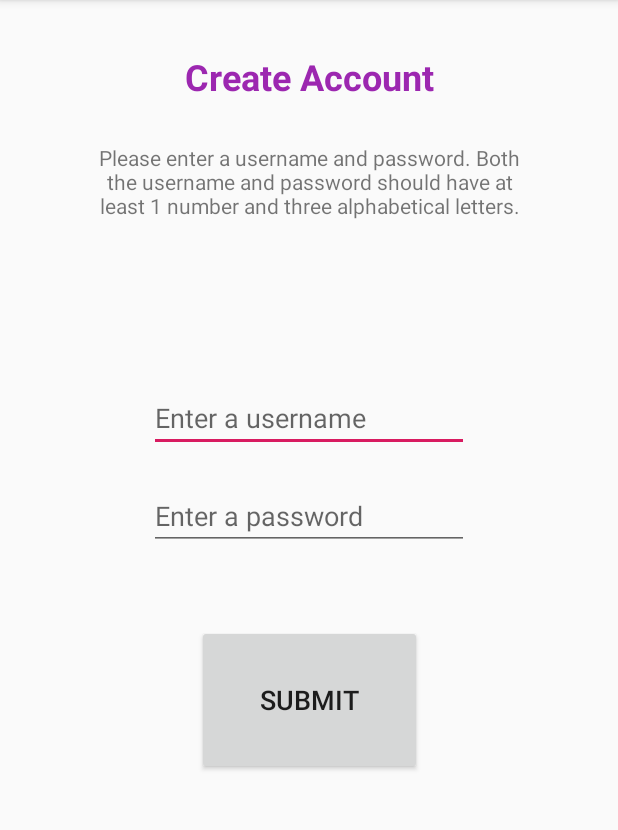
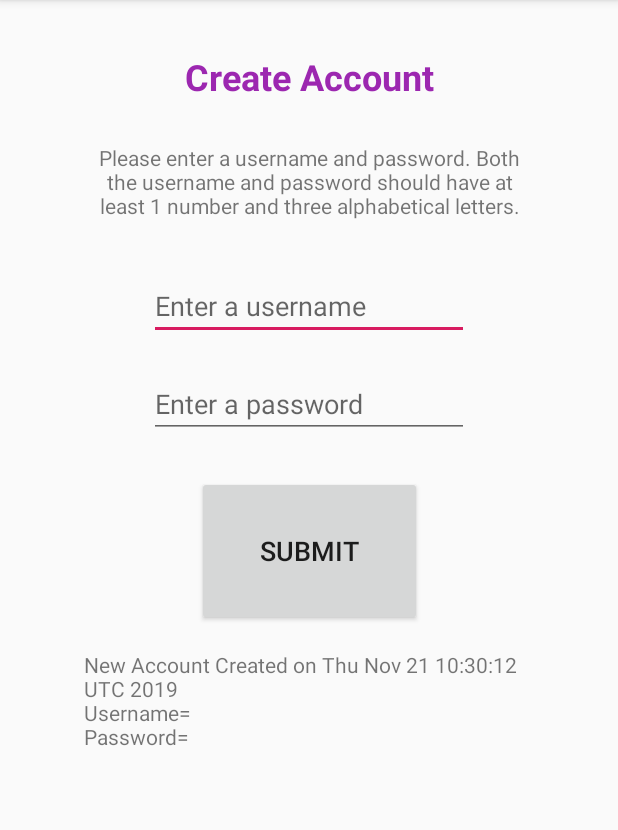
Before and after one commit to cathsu/otter_airlines, an Android app: the CreateAccount screen opened directly, with no data from a screen before it, after a tap on "SUBMIT", on a phone screen of 412 x 824 dp, the part 84-914 px from its top. Run offline under Robolectric (Android 15) with nearby library versions, the phone set to English and light mode, and no system bars; our stand-ins replace Room's generated code.

Commit message:
Create a User class and add database

```diff
--- a/app/build.gradle
+++ b/app/build.gradle
@@ -10,6 +10,11 @@ android {
         versionCode 1
         versionName "1.0"
         testInstrumentationRunner "androidx.test.runner.AndroidJUnitRunner"
+        javaCompileOptions {
+            annotationProcessorOptions {
+                arguments = ["room.schemaLocation": "$projectDir/schemas".toString()]
+            }
+        }
     }
     buildTypes {
         release {
@@ -29,4 +34,9 @@ dependencies {
     testImplementation 'junit:junit:4.12'
     androidTestImplementation 'androidx.test:runner:1.1.1'
     androidTestImplementation 'androidx.test.espresso:espresso-core:3.1.1'
+    //Room library
+    implementation "android.arch.persistence.room:runtime:1.1.1"
+    annotationProcessor "android.arch.persistence.room:compiler:1.1.1"
+
+
 }
--- a/app/src/main/java/com/example/airlineticketreservationsystem/CreateAccount.java
+++ b/app/src/main/java/com/example/airlineticketreservationsystem/CreateAccount.java
@@ -1,23 +1,33 @@
 package com.example.airlineticketreservationsystem;
 
 import androidx.appcompat.app.AppCompatActivity;
+import androidx.room.Room;
 
 import android.os.Bundle;
+import android.text.method.ScrollingMovementMethod;
 import android.util.Log;
 import android.view.View;
 import android.widget.Button;
 import android.widget.EditText;
 import android.widget.TextView;
 
+import com.example.airlineticketreservationsystem.DB.AppDatabase;
+import com.example.airlineticketreservationsystem.DB.UserDAO;
+
+import java.util.List;
+
 public class CreateAccount extends AppCompatActivity {
 
     private static final String TAG = "CREATE_ACCOUNT";
 
-    TextView mTitle, mInstructions;
+    TextView mTitle, mInstructions, mDisplay;
 
     EditText mUsername, mPassword;
 
     Button mSubmitButton;
+
+    UserDAO mUserDAO;
+    List<User> mUsers;
 
     @Override
     protected void onCreate(Bundle savedInstanceState) {
@@ -26,22 +36,50 @@ public class CreateAccount extends AppCompatActivity {
 
         mTitle = findViewById(R.id.createTitleTextView);
         mInstructions = findViewById(R.id.createInstructTextView);
+        mDisplay = findViewById(R.id.createDisplayTextView);
+
+        mDisplay.setMovementMethod(new ScrollingMovementMethod());
 
         mUsername = findViewById(R.id.createUsernameEditText);
         mPassword = findViewById(R.id.createPasswordEditText);
 
         mSubmitButton = findViewById(R.id.createSubmitButton);
 
+        mUserDAO = Room.databaseBuilder(this, AppDatabase.class, AppDatabase.DBNAME)
+                .allowMainThreadQueries()
+                .build()
+                .getUserDAO();
+
+        refreshDisplay();
     }
 
     public void create(View view) {
+        submitUserLog();
+        refreshDisplay();
+
+
+    }
+
+    private void submitUserLog() {
         String username, password;
 
         username = mUsername.getText().toString();
         password = mPassword.getText().toString();
 
-        Log.i(TAG, username);
-        Log.i(TAG, password);
+        mUserDAO.insert(new User(username, password));
+    }
+    private void refreshDisplay() {
+        mUsers = mUserDAO.getUsers();
+        if (! mUsers.isEmpty() ) {
+            StringBuilder stringBuilder = new StringBuilder();
+            for (User user: mUsers) {
+                stringBuilder.append(user.toString());
+            }
 
+            mDisplay.setText(stringBuilder.toString());
+
+        } else {
+            mDisplay.setText("Empty log");
+        }
     }
 }
--- /dev/null
+++ b/app/src/main/java/com/example/airlineticketreservationsystem/DB/AppDatabase.java
@@ -0,0 +1,18 @@
+package com.example.airlineticketreservationsystem.DB;
+
+import androidx.room.Database;
+import androidx.room.RoomDatabase;
+import androidx.room.TypeConverters;
+
+import com.example.airlineticketreservationsystem.DB.typeconverter.DateTypeConverter;
+import com.example.airlineticketreservationsystem.User;
+
+@Database(entities = {User.class}, version=1)
+@TypeConverters(DateTypeConverter.class)
+public abstract class AppDatabase extends RoomDatabase {
+    public static final String DBNAME ="db-airline";
+
+    public static final String USER_TABLE = "user";
+
+    public abstract UserDAO getUserDAO();
+}
--- /dev/null
+++ b/app/src/main/java/com/example/airlineticketreservationsystem/DB/UserDAO.java
@@ -0,0 +1,30 @@
+package com.example.airlineticketreservationsystem.DB;
+
+
+import androidx.room.Dao;
+import androidx.room.Delete;
+import androidx.room.Insert;
+import androidx.room.Query;
+import androidx.room.Update;
+
+import com.example.airlineticketreservationsystem.User;
+
+import java.util.List;
+
+@Dao
+public interface UserDAO {
+    @Insert
+    void insert(User... users);
+
+    @Update
+    void update(User... users);
+
+    @Delete
+    void delete(User user);
+
+    @Query("SELECT * FROM " + AppDatabase.USER_TABLE)
+    List<User> getUsers();
+
+    @Query("SELECT * FROM " + AppDatabase.USER_TABLE + " WHERE mId = :logID")
+    User getQuestionWithId(int logID);
+}
--- /dev/null
+++ b/app/src/main/java/com/example/airlineticketreservationsystem/DB/typeconverter/DateTypeConverter.java
@@ -0,0 +1,18 @@
+package com.example.airlineticketreservationsystem.DB.typeconverter;
+
+import androidx.room.TypeConverter;
+
+import java.util.Date;
+
+public class DateTypeConverter {
+
+    @TypeConverter
+    public long convertDateToLong(Date date) {
+        return date.getTime();
+    }
+
+    @TypeConverter
+    public Date convertLongToDate(long time) {
+        return new Date(time);
+    }
+}
--- /dev/null
+++ b/app/src/main/java/com/example/airlineticketreservationsystem/User.java
@@ -0,0 +1,94 @@
+package com.example.airlineticketreservationsystem;
+
+import androidx.room.Entity;
+import androidx.room.PrimaryKey;
+
+import com.example.airlineticketreservationsystem.DB.AppDatabase;
+
+import java.util.Date;
+
+@Entity(tableName= AppDatabase.USER_TABLE)
+public class User {
+
+    @PrimaryKey(autoGenerate = true)
+    private int mId;
+
+    private String mUsername;
+    private String mPassword;
+
+    private boolean mIsAdmin;
+    private boolean mIsNewAccount;
+
+    private Date mDate;
+
+    public User(String username, String password) {
+        mUsername = username;
+        mPassword = password;
+        mIsAdmin = (mUsername.equals("admin2") && mPassword.equals("admin2")) ? true: false;
+        mIsNewAccount = true;
+        mDate = new Date();
+    }
+
+    public int getId() {
+        return mId;
+    }
+
+    public void setId(int id) {
+        mId = id;
+    }
+
+    public String getUsername() {
+        return mUsername;
+    }
+
+    public void setUsername(String username) {
+        mUsername = username;
+    }
+
+    public String getPassword() {
+        return mPassword;
+    }
+
+    public void setPassword(String password) {
+        mPassword = password;
+    }
+
+    public boolean isAdmin() {
+        return mIsAdmin;
+    }
+
+    public void setIsAdmin(boolean admin) {
+        mIsAdmin = admin;
+    }
+
+    public boolean isNewAccount() {
+        return mIsNewAccount;
+    }
+
+    public void setIsNewAccount(boolean newAccount) {
+        mIsNewAccount = newAccount;
+    }
+
+    public Date getDate() {
+        return mDate;
+    }
+
+    public void setDate(Date date) {
+        mDate = date;
+    }
+
+    @Override
+    public String toString() {
+        StringBuilder stringBuilder = new StringBuilder();
+        if (mIsNewAccount) {
+            stringBuilder.append("New Account Created on " + mDate + "\n");
+            mIsNewAccount = false;
+        } else {
+            stringBuilder.append("New Login on " + mDate + "\n");
+        }
+
+        stringBuilder.append("Username=" + mUsername + "\n" +
+                "Password=" + mPassword + "\n\n");
+        return stringBuilder.toString();
+    }
+}
--- a/app/src/main/res/layout/activity_create_account.xml
+++ b/app/src/main/res/layout/activity_create_account.xml
@@ -40,7 +40,7 @@
         android:layout_width="wrap_content"
         android:layout_height="wrap_content"
         android:layout_marginStart="16dp"
-        android:layout_marginTop="100dp"
+        android:layout_marginTop="25dp"
         android:layout_marginEnd="16dp"
         android:ems="10"
         android:hint="@string/createUsernameHint"
@@ -68,7 +68,7 @@
         android:layout_width="150dp"
         android:layout_height="100dp"
         android:layout_marginStart="16dp"
-        android:layout_marginTop="50dp"
+        android:layout_marginTop="25dp"
         android:layout_marginEnd="16dp"
         android:onClick="create"
         android:text="@string/createSubmitButton"
@@ -77,4 +77,16 @@
         app:layout_constraintStart_toStartOf="parent"
         app:layout_constraintTop_toBottomOf="@+id/createPasswordEditText" />
 
+    <TextView
+        android:id="@+id/createDisplayTextView"
+        android:layout_width="300dp"
+        android:layout_height="200dp"
+        android:layout_marginStart="16dp"
+        android:layout_marginTop="16dp"
+        android:layout_marginEnd="16dp"
+        android:text="@string/createMainDisplay"
+        app:layout_constraintEnd_toEndOf="parent"
+        app:layout_constraintStart_toStartOf="parent"
+        app:layout_constraintTop_toBottomOf="@+id/createSubmitButton" />
+
 </androidx.constraintlayout.widget.ConstraintLayout>
--- a/app/src/main/res/values/strings.xml
+++ b/app/src/main/res/values/strings.xml
@@ -13,4 +13,5 @@
     and password should have at least 1 number and three alphabetical letters.</string>
     <string name="createPasswordHint">Enter a password</string>
     <string name="createSubmitButton">Submit</string>
+    <string name="createMainDisplay"></string>
 </resources>
```
Also changed, not shown: 1 other file.
